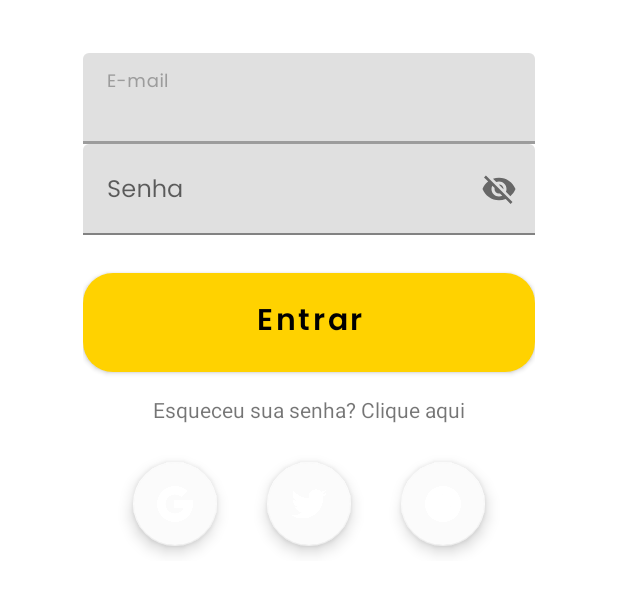
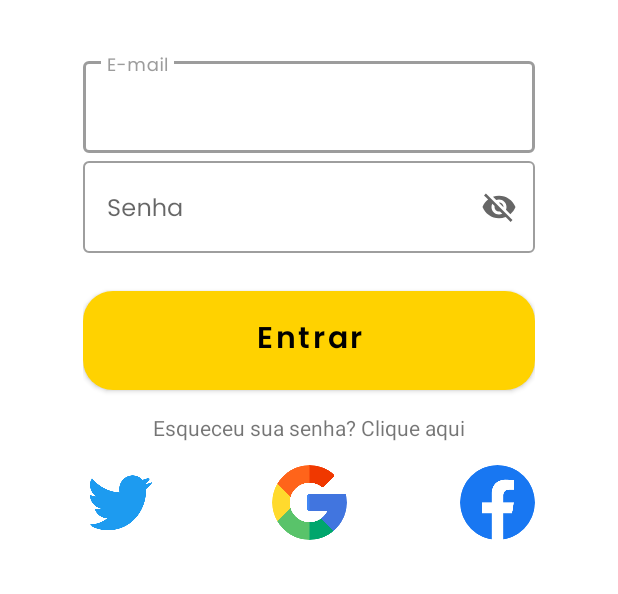
Before and after one commit to weslley-lima04/TCCCantinaToshio, an Android app: the layout fragment_login.xml on its own in the app's theme, with its tools: preview values and no code run, on a phone screen of 412 x 824 dp. Shown: the top 594 px of the screen. Run offline under Robolectric (Android 15) with nearby library versions, the phone set to English and light mode, and no system bars.

Commit message:
Resolvendo bugs menores

```diff
--- a/app/src/main/AndroidManifest.xml
+++ b/app/src/main/AndroidManifest.xml
@@ -57,6 +57,12 @@
             android:exported="false">
 
         </activity>
+        <activity android:name=".LogarActivity"
+            android:exported="false">
+            <meta-data
+                android:name="android.app.lib_name"
+                android:value="" />
+        </activity>
     </application>
 
 </manifest>
--- a/app/src/main/java/com/cantinatoshio/app/Database/PedidoHelper.java
+++ b/app/src/main/java/com/cantinatoshio/app/Database/PedidoHelper.java
@@ -97,9 +97,8 @@ public class PedidoHelper extends SQLiteOpenHelper
     public void atualizaPreco(String id, String preco, SQLiteDatabase db)
     {
         String sql = "UPDATE " + PedidoTabela.EntradaPedido.TABLE_NAME +
-                " SET " + PedidoTabela.EntradaPedido.COLUMN_PRICE + " = " +
-                PedidoTabela.EntradaPedido.COLUMN_QUANTITY + "*" + preco +
-                " where " + PedidoTabela.EntradaPedido.COLUMN_ID + " = " + id;
+                " SET " + PedidoTabela.EntradaPedido.COLUMN_PRICE + " = " + PedidoTabela.EntradaPedido.COLUMN_PRICE + " + " +
+                preco + " where " + PedidoTabela.EntradaPedido.COLUMN_ID + " = " + id;
         db.execSQL(sql);
     }
 
--- a/app/src/main/res/layout/fragment_login.xml
+++ b/app/src/main/res/layout/fragment_login.xml
@@ -11,20 +11,22 @@
         android:layout_width="match_parent"
         android:layout_height="wrap_content"
         android:fillViewport="true">
+
         <LinearLayout
             android:layout_width="match_parent"
             android:layout_height="wrap_content"
             android:layout_marginStart="35dp"
+            android:layout_marginTop="15dp"
             android:layout_marginEnd="35dp"
-            android:layout_marginTop="15dp"
             android:layout_marginBottom="10dp"
             android:fitsSystemWindows="true"
             android:gravity="center"
             android:orientation="vertical"
-            android:padding="20dp"
-            >
+            android:padding="20dp">
+
             <com.google.android.material.textfield.TextInputLayout
                 android:id="@+id/UserName"
+                style="@style/Widget.MaterialComponents.TextInputLayout.OutlinedBox"
                 android:layout_width="match_parent"
                 android:layout_height="wrap_content"
                 android:autofillHints="name"
@@ -39,18 +41,16 @@
 
                 <com.google.android.material.textfield.TextInputEditText
                     android:layout_width="match_parent"
-                    android:hint="E-mail"
                     android:layout_height="wrap_content"
-                    android:fontFamily="@font/poppinsregular" />
+                    android:fontFamily="@font/poppinsregular"
+                    android:hint="E-mail" />
 
             </com.google.android.material.textfield.TextInputLayout>
 
 
-
-
-
             <com.google.android.material.textfield.TextInputLayout
                 android:id="@+id/UserPass"
+                style="@style/Widget.MaterialComponents.TextInputLayout.OutlinedBox"
                 android:layout_width="match_parent"
                 android:layout_height="wrap_content"
                 android:autofillHints="password"
@@ -58,17 +58,14 @@
                 android:fontFamily="@font/poppinsregular"
                 android:inputType="textPassword"
                 android:maxLines="1"
-                app:boxStrokeColor="#9c9c9c"
                 app:endIconMode="password_toggle"
-                app:hintTextColor="#9c9c9c"
-                >
+                app:hintTextColor="#000">
 
                 <com.google.android.material.textfield.TextInputEditText
                     android:layout_width="match_parent"
                     android:layout_height="wrap_content"
                     android:fontFamily="@font/poppinsregular"
-                    android:hint="Senha"
-                    />
+                    android:hint="Senha" />
 
             </com.google.android.material.textfield.TextInputLayout>
 
@@ -98,42 +95,35 @@
                 android:layout_width="match_parent"
                 android:layout_height="wrap_content">
 
+                <de.hdodenhof.circleimageview.CircleImageView
+                    android:id="@+id/CircleTwitter"
+                    android:layout_width="50dp"
+                    android:layout_height="50dp"
+                    android:src="@drawable/twitter"
+                    app:layout_constraintBottom_toBottomOf="parent"
+                    app:layout_constraintStart_toStartOf="parent"
+                    app:layout_constraintTop_toTopOf="parent" />
 
-                <com.google.android.material.floatingactionbutton.FloatingActionButton
-                    android:id="@+id/floatingActionButton"
-                    android:layout_width="wrap_content"
-                    android:layout_height="wrap_content"
-                    android:layout_margin="10dp"
-                    android:src="@drawable/twitter"
-                    app:backgroundTint="#FBFBFB"
+                <de.hdodenhof.circleimageview.CircleImageView
+                    android:id="@+id/CircleGoogle"
+                    android:layout_width="50dp"
+                    android:layout_height="50dp"
+                    android:src="@drawable/google"
                     app:layout_constraintBottom_toBottomOf="parent"
                     app:layout_constraintEnd_toEndOf="parent"
                     app:layout_constraintStart_toStartOf="parent"
                     app:layout_constraintTop_toTopOf="parent" />
 
-                <com.google.android.material.floatingactionbutton.FloatingActionButton
-                    android:id="@+id/floatingActionButton2"
-                    android:layout_width="wrap_content"
-                    android:layout_height="wrap_content"
-                    android:padding="20dp"
-                    android:src="@drawable/google"
-                    app:backgroundTint="#FBFBFB"
-                    app:layout_constraintBottom_toBottomOf="parent"
-                    app:layout_constraintEnd_toStartOf="@+id/floatingActionButton"
-                    app:layout_constraintStart_toStartOf="parent"
-                    app:layout_constraintTop_toTopOf="parent"
-
-                    />
-
-                <com.google.android.material.floatingactionbutton.FloatingActionButton
-                    android:layout_width="wrap_content"
-                    android:layout_height="wrap_content"
+                <de.hdodenhof.circleimageview.CircleImageView
+                    android:id="@+id/CircleFace"
+                    android:layout_width="50dp"
+                    android:layout_height="50dp"
                     android:src="@drawable/face"
-                    app:backgroundTint="#FBFBFB"
                     app:layout_constraintBottom_toBottomOf="parent"
                     app:layout_constraintEnd_toEndOf="parent"
-                    app:layout_constraintStart_toEndOf="@+id/floatingActionButton"
                     app:layout_constraintTop_toTopOf="parent" />
+
+
             </androidx.constraintlayout.widget.ConstraintLayout>
         </LinearLayout>
     </ScrollView>
```
Also changed, not shown: app/src/main/java/com/cantinatoshio/app/CarrinhoActivity.java (+17 -17 lines), app/src/main/java/com/cantinatoshio/app/LogarActivity.java (+26 -2 lines), app/src/main/java/com/cantinatoshio/app/PedidosFragment.java (+13 -0 lines), app/src/main/res/layout/fragment_cadastro.xml (+9 -6 lines), app/src/main/res/layout/modelo_pedidos_deslogado.xml (+13 -2 lines), app/src/main/res/drawable/twitter.png.
